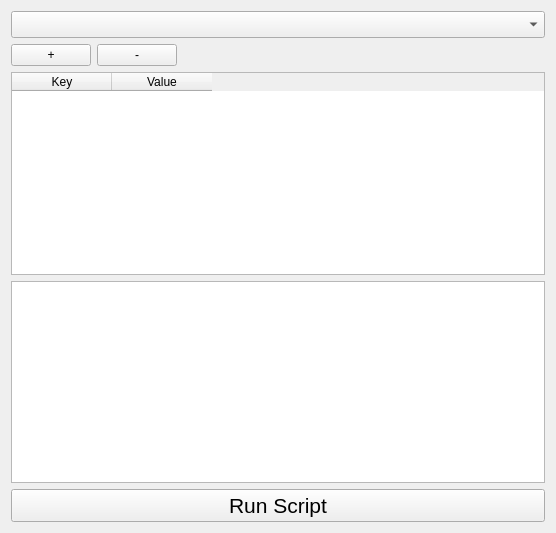
Old version of the form tools/paint/pywidgetmenu.ui in the repository nci/drishti.
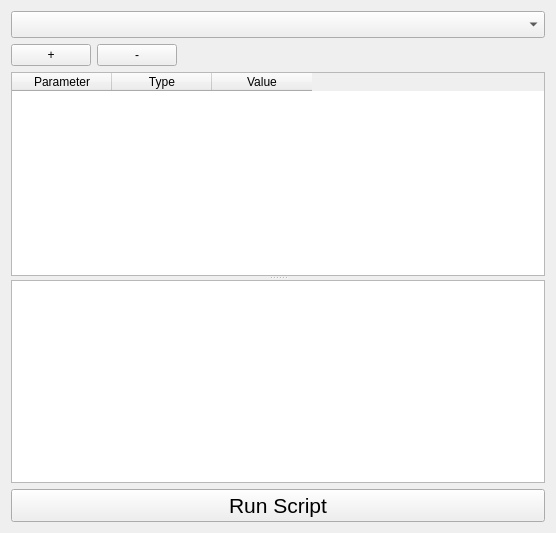
New version of the form.

Commit message: script parameter table added to interface

```diff
--- a/tools/paint/pywidgetmenu.ui
+++ b/tools/paint/pywidgetmenu.ui
@@ -56,13 +56,25 @@
     </layout>
    </item>
    <item>
+    <widget class="QSplitter" name="splitter">
+     <property name="orientation">
+      <enum>Qt::Orientation::Vertical</enum>
+     </property>
+     <property name="childrenCollapsible">
+      <bool>false</bool>
+     </property>
     <widget class="QTableWidget" name="tableWidget">
      <property name="columnCount">
-      <number>2</number>
+       <number>3</number>
      </property>
      <column>
       <property name="text">
-       <string>Key</string>
+        <string>Parameter</string>
+       </property>
+      </column>
+      <column>
+       <property name="text">
+        <string>Type</string>
       </property>
      </column>
      <column>
@@ -71,9 +83,8 @@
       </property>
      </column>
     </widget>
-   </item>
-   <item>
     <widget class="QTextEdit" name="textEdit"/>
+    </widget>
    </item>
    <item>
     <widget class="QPushButton" name="runScript">
```
Lines whose indentation alone changed are shown as unchanged. The commit also changes 6 other files.
